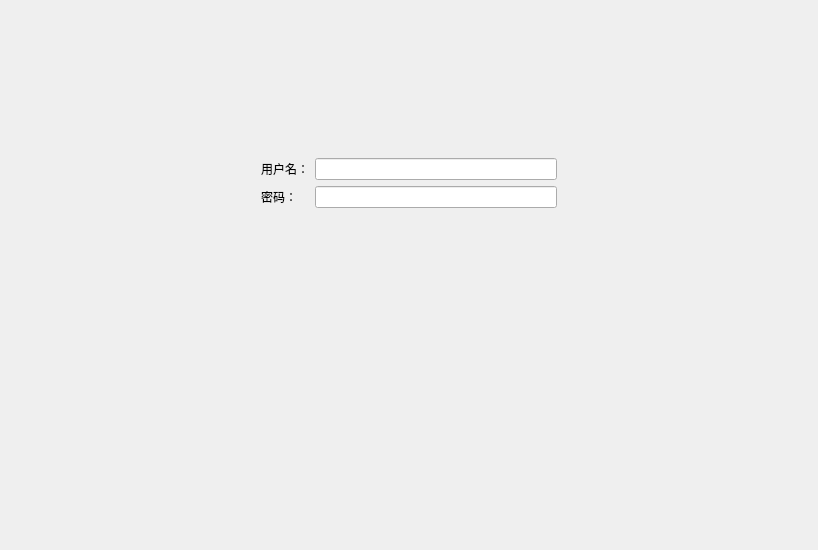
The window that login.ui (Weies/Curriculum-Design-For-Database) describes before a commit, drawn with Qt 5.
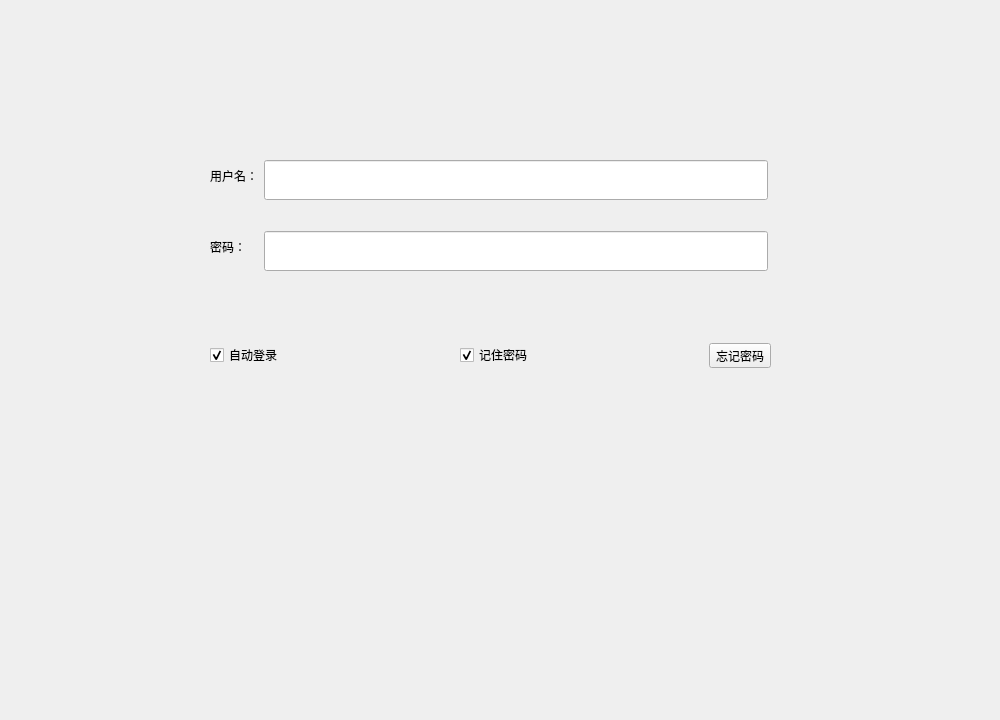
The same window after the commit.

Diff of the .ui file:
```diff
--- a/login.ui
+++ b/login.ui
@@ -6,8 +6,8 @@
    <rect>
     <x>0</x>
     <y>0</y>
-    <width>818</width>
-    <height>550</height>
+    <width>1000</width>
+    <height>720</height>
    </rect>
   </property>
   <property name="minimumSize">
@@ -19,124 +19,135 @@
   <property name="windowTitle">
    <string>Form</string>
   </property>
-  <layout class="QVBoxLayout" name="verticalLayout">
-   <item>
-    <widget class="QWidget" name="widget" native="true">
+  <widget class="QWidget" name="widget_2" native="true">
+   <property name="geometry">
+    <rect>
+     <x>9</x>
+     <y>387</y>
+     <width>18</width>
+     <height>18</height>
+    </rect>
+   </property>
      <property name="sizePolicy">
       <sizepolicy hsizetype="Preferred" vsizetype="Fixed">
        <horstretch>0</horstretch>
        <verstretch>0</verstretch>
       </sizepolicy>
      </property>
-     <layout class="QGridLayout" name="gridLayout">
-      <item row="1" column="1">
+   <layout class="QHBoxLayout" name="horizontalLayout"/>
+  </widget>
+  <widget class="QWidget" name="horizontalLayoutWidget">
+   <property name="geometry">
+    <rect>
+     <x>210</x>
+     <y>330</y>
+     <width>561</width>
+     <height>51</height>
+    </rect>
+   </property>
+   <layout class="QHBoxLayout" name="horizontalLayout_2">
+    <item>
+     <widget class="QCheckBox" name="checkBox_2">
+      <property name="text">
+       <string>自动登录</string>
+      </property>
+      <property name="checkable">
+       <bool>true</bool>
+      </property>
+      <property name="checked">
+       <bool>true</bool>
+      </property>
+      <property name="autoRepeat">
+       <bool>false</bool>
+      </property>
+      <property name="tristate">
+       <bool>false</bool>
+      </property>
+     </widget>
+    </item>
+    <item>
+     <widget class="QCheckBox" name="checkBox">
+      <property name="text">
+       <string>记住密码</string>
+      </property>
+      <property name="checked">
+       <bool>true</bool>
+      </property>
+     </widget>
+    </item>
+    <item>
+     <widget class="QToolButton" name="toolButton">
+      <property name="text">
+       <string>忘记密码</string>
+      </property>
+      <property name="toolButtonStyle">
+       <enum>Qt::ToolButtonTextOnly</enum>
+      </property>
+     </widget>
+    </item>
+   </layout>
+  </widget>
+  <widget class="QWidget" name="gridLayoutWidget">
+   <property name="geometry">
+    <rect>
+     <x>210</x>
+     <y>120</y>
+     <width>558</width>
+     <height>181</height>
+    </rect>
+   </property>
+   <layout class="QGridLayout" name="gridLayout_2">
+    <property name="leftMargin">
+     <number>0</number>
+    </property>
+    <property name="topMargin">
+     <number>40</number>
+    </property>
+    <property name="bottomMargin">
+     <number>40</number>
+    </property>
+    <property name="verticalSpacing">
+     <number>40</number>
+    </property>
+    <item row="0" column="0">
+     <widget class="QLabel" name="label">
+      <property name="text">
+       <string>用户名：</string>
+      </property>
+     </widget>
+    </item>
+    <item row="2" column="0">
        <widget class="QLabel" name="label_2">
         <property name="text">
          <string>密码：</string>
         </property>
        </widget>
       </item>
-      <item row="0" column="2">
-       <widget class="QLineEdit" name="lineEdit"/>
-      </item>
-      <item row="0" column="3">
-       <spacer name="horizontalSpacer_2">
-        <property name="orientation">
-         <enum>Qt::Horizontal</enum>
-        </property>
-        <property name="sizeHint" stdset="0">
-         <size>
-          <width>40</width>
-          <height>20</height>
-         </size>
-        </property>
-       </spacer>
-      </item>
-      <item row="1" column="2">
+    <item row="2" column="1">
        <widget class="QLineEdit" name="lineEdit_2">
+      <property name="minimumSize">
+       <size>
+        <width>0</width>
+        <height>40</height>
+       </size>
+      </property>
         <property name="echoMode">
          <enum>QLineEdit::Password</enum>
         </property>
        </widget>
       </item>
       <item row="0" column="1">
-       <widget class="QLabel" name="label">
-        <property name="text">
-         <string>用户名：</string>
-        </property>
-       </widget>
-      </item>
-      <item row="0" column="0">
-       <spacer name="horizontalSpacer">
-        <property name="orientation">
-         <enum>Qt::Horizontal</enum>
-        </property>
-        <property name="sizeHint" stdset="0">
+     <widget class="QLineEdit" name="lineEdit">
+      <property name="minimumSize">
          <size>
-          <width>40</width>
-          <height>20</height>
-         </size>
-        </property>
-       </spacer>
-      </item>
-     </layout>
-    </widget>
-   </item>
-   <item>
-    <widget class="QWidget" name="widget_2" native="true">
-     <property name="sizePolicy">
-      <sizepolicy hsizetype="Preferred" vsizetype="Fixed">
-       <horstretch>0</horstretch>
-       <verstretch>0</verstretch>
-      </sizepolicy>
-     </property>
-     <layout class="QHBoxLayout" name="horizontalLayout">
-      <item>
-       <spacer name="horizontalSpacer_3">
-        <property name="orientation">
-         <enum>Qt::Horizontal</enum>
-        </property>
-        <property name="sizeHint" stdset="0">
-         <size>
-          <width>40</width>
-          <height>20</height>
-         </size>
-        </property>
-       </spacer>
-      </item>
-      <item>
-       <spacer name="horizontalSpacer_5">
-        <property name="orientation">
-         <enum>Qt::Horizontal</enum>
-        </property>
-        <property name="sizeType">
-         <enum>QSizePolicy::Fixed</enum>
-        </property>
-        <property name="sizeHint" stdset="0">
-         <size>
-          <width>30</width>
-          <height>20</height>
-         </size>
-        </property>
-       </spacer>
-      </item>
-      <item>
-       <spacer name="horizontalSpacer_4">
-        <property name="orientation">
-         <enum>Qt::Horizontal</enum>
-        </property>
-        <property name="sizeHint" stdset="0">
-         <size>
-          <width>40</width>
-          <height>20</height>
-         </size>
-        </property>
-       </spacer>
-      </item>
-     </layout>
-    </widget>
-   </item>
-  </layout>
+        <width>400</width>
+        <height>40</height>
+       </size>
+      </property>
+     </widget>
+    </item>
+   </layout>
+  </widget>
  </widget>
  <resources/>
  <connections/>
```
Lines whose indentation alone changed are shown as unchanged.
